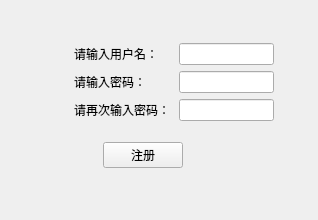
First picture: the form in registered.ui, repository lxh719166/-, before the edit.
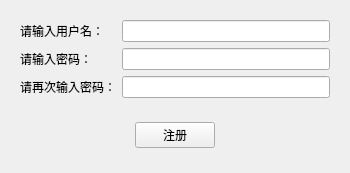
Second picture: the form after the edit.

What changed in the file:
```diff
--- a/registered.ui
+++ b/registered.ui
@@ -6,44 +6,25 @@
    <rect>
     <x>0</x>
     <y>0</y>
-    <width>318</width>
-    <height>220</height>
+    <width>350</width>
+    <height>173</height>
    </rect>
   </property>
   <property name="windowTitle">
    <string>Form</string>
   </property>
+  <layout class="QFormLayout" name="formLayout">
+   <item row="0" column="0" colspan="2">
+    <widget class="QWidget" name="widget_2" native="true">
   <layout class="QGridLayout" name="gridLayout">
-   <item row="0" column="0" colspan="6">
-    <spacer name="verticalSpacer">
-     <property name="orientation">
-      <enum>Qt::Vertical</enum>
-     </property>
-     <property name="sizeHint" stdset="0">
-      <size>
-       <width>20</width>
-       <height>40</height>
-      </size>
-     </property>
-    </spacer>
-   </item>
-   <item row="1" column="0">
-    <spacer name="horizontalSpacer">
-     <property name="orientation">
-      <enum>Qt::Horizontal</enum>
-     </property>
-     <property name="sizeType">
-      <enum>QSizePolicy::Preferred</enum>
-     </property>
-     <property name="sizeHint" stdset="0">
-      <size>
-       <width>69</width>
-       <height>20</height>
-      </size>
-     </property>
-    </spacer>
-   </item>
    <item row="1" column="1">
+       <widget class="QLineEdit" name="res_password">
+        <property name="echoMode">
+         <enum>QLineEdit::Password</enum>
+        </property>
+       </widget>
+      </item>
+      <item row="0" column="0">
     <widget class="QLabel" name="label">
      <property name="font">
       <font>
@@ -55,112 +36,7 @@
      </property>
     </widget>
    </item>
-   <item row="1" column="3">
-    <spacer name="horizontalSpacer_8">
-     <property name="orientation">
-      <enum>Qt::Horizontal</enum>
-     </property>
-     <property name="sizeType">
-      <enum>QSizePolicy::Preferred</enum>
-     </property>
-     <property name="sizeHint" stdset="0">
-      <size>
-       <width>13</width>
-       <height>20</height>
-      </size>
-     </property>
-    </spacer>
-   </item>
-   <item row="1" column="4">
-    <widget class="QLineEdit" name="res_username"/>
-   </item>
-   <item row="1" column="5">
-    <spacer name="horizontalSpacer_4">
-     <property name="orientation">
-      <enum>Qt::Horizontal</enum>
-     </property>
-     <property name="sizeHint" stdset="0">
-      <size>
-       <width>40</width>
-       <height>20</height>
-      </size>
-     </property>
-    </spacer>
-   </item>
    <item row="2" column="0">
-    <spacer name="horizontalSpacer_2">
-     <property name="orientation">
-      <enum>Qt::Horizontal</enum>
-     </property>
-     <property name="sizeType">
-      <enum>QSizePolicy::Preferred</enum>
-     </property>
-     <property name="sizeHint" stdset="0">
-      <size>
-       <width>70</width>
-       <height>20</height>
-      </size>
-     </property>
-    </spacer>
-   </item>
-   <item row="2" column="1">
-    <widget class="QLabel" name="label_2">
-     <property name="font">
-      <font>
-       <family>微软雅黑</family>
-      </font>
-     </property>
-     <property name="text">
-      <string>请输入密码：</string>
-     </property>
-    </widget>
-   </item>
-   <item row="2" column="2">
-    <spacer name="horizontalSpacer_7">
-     <property name="orientation">
-      <enum>Qt::Horizontal</enum>
-     </property>
-     <property name="sizeType">
-      <enum>QSizePolicy::Preferred</enum>
-     </property>
-     <property name="sizeHint" stdset="0">
-      <size>
-       <width>17</width>
-       <height>20</height>
-      </size>
-     </property>
-    </spacer>
-   </item>
-   <item row="2" column="5">
-    <spacer name="horizontalSpacer_5">
-     <property name="orientation">
-      <enum>Qt::Horizontal</enum>
-     </property>
-     <property name="sizeHint" stdset="0">
-      <size>
-       <width>40</width>
-       <height>20</height>
-      </size>
-     </property>
-    </spacer>
-   </item>
-   <item row="3" column="0">
-    <spacer name="horizontalSpacer_3">
-     <property name="orientation">
-      <enum>Qt::Horizontal</enum>
-     </property>
-     <property name="sizeType">
-      <enum>QSizePolicy::Preferred</enum>
-     </property>
-     <property name="sizeHint" stdset="0">
-      <size>
-       <width>70</width>
-       <height>20</height>
-      </size>
-     </property>
-    </spacer>
-   </item>
-   <item row="3" column="1" colspan="3">
     <widget class="QLabel" name="label_3">
      <property name="font">
       <font>
@@ -172,43 +48,36 @@
      </property>
     </widget>
    </item>
-   <item row="3" column="4">
-    <widget class="QLineEdit" name="res_password_again"/>
-   </item>
-   <item row="3" column="5">
-    <spacer name="horizontalSpacer_6">
-     <property name="orientation">
-      <enum>Qt::Horizontal</enum>
-     </property>
-     <property name="sizeHint" stdset="0">
-      <size>
-       <width>40</width>
-       <height>20</height>
-      </size>
-     </property>
-    </spacer>
-   </item>
-   <item row="4" column="0">
-    <spacer name="verticalSpacer_2">
-     <property name="orientation">
-      <enum>Qt::Vertical</enum>
-     </property>
-     <property name="sizeType">
-      <enum>QSizePolicy::Preferred</enum>
-     </property>
-     <property name="sizeHint" stdset="0">
-      <size>
-       <width>20</width>
-       <height>15</height>
-      </size>
-     </property>
-    </spacer>
-   </item>
-   <item row="5" column="0" colspan="5">
+      <item row="0" column="1">
+       <widget class="QLineEdit" name="res_username"/>
+      </item>
+      <item row="1" column="0">
+       <widget class="QLabel" name="label_2">
+        <property name="font">
+         <font>
+          <family>微软雅黑</family>
+         </font>
+        </property>
+        <property name="text">
+         <string>请输入密码：</string>
+        </property>
+       </widget>
+      </item>
+      <item row="2" column="1">
+       <widget class="QLineEdit" name="res_password_again">
+        <property name="echoMode">
+         <enum>QLineEdit::Password</enum>
+        </property>
+       </widget>
+      </item>
+     </layout>
+    </widget>
+   </item>
+   <item row="1" column="0" colspan="2">
     <widget class="QWidget" name="widget" native="true">
      <layout class="QHBoxLayout" name="horizontalLayout_4">
       <item>
-       <spacer name="horizontalSpacer_9">
+       <spacer name="horizontalSpacer">
         <property name="orientation">
          <enum>Qt::Horizontal</enum>
         </property>
@@ -233,7 +102,7 @@
        </widget>
       </item>
       <item>
-       <spacer name="horizontalSpacer_10">
+       <spacer name="horizontalSpacer_2">
         <property name="orientation">
          <enum>Qt::Horizontal</enum>
         </property>
@@ -248,22 +117,6 @@
      </layout>
     </widget>
    </item>
-   <item row="6" column="0" colspan="6">
-    <spacer name="verticalSpacer_3">
-     <property name="orientation">
-      <enum>Qt::Vertical</enum>
-     </property>
-     <property name="sizeHint" stdset="0">
-      <size>
-       <width>20</width>
-       <height>40</height>
-      </size>
-     </property>
-    </spacer>
-   </item>
-   <item row="2" column="4">
-    <widget class="QLineEdit" name="res_password"/>
-   </item>
   </layout>
  </widget>
  <resources/>
```
Left out of the diff: 2 changed lines with no effect on the pictures. Lines whose indentation alone changed are shown as unchanged.
